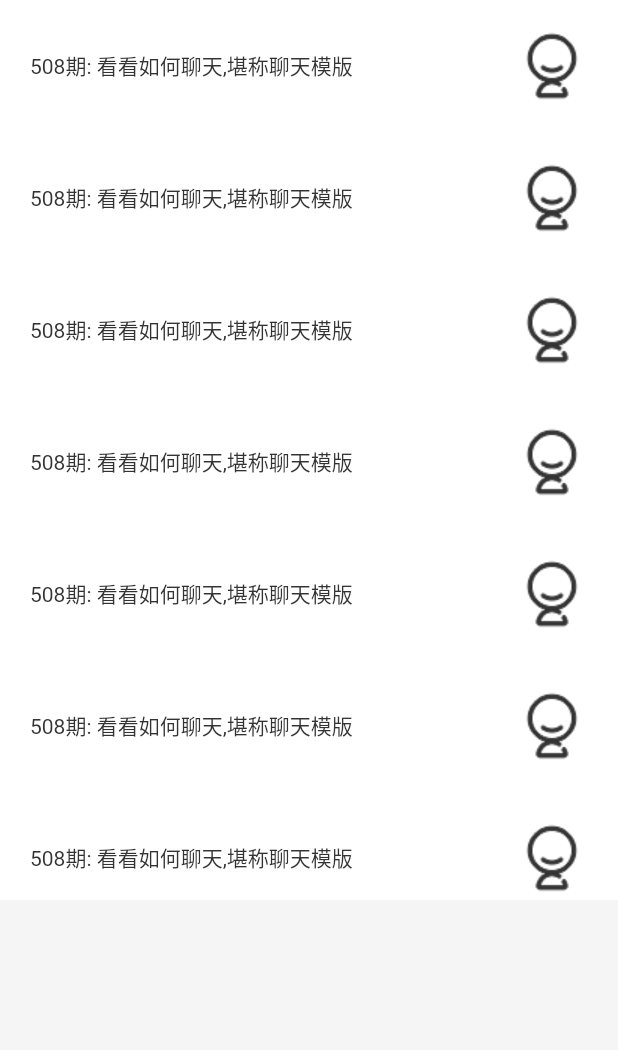
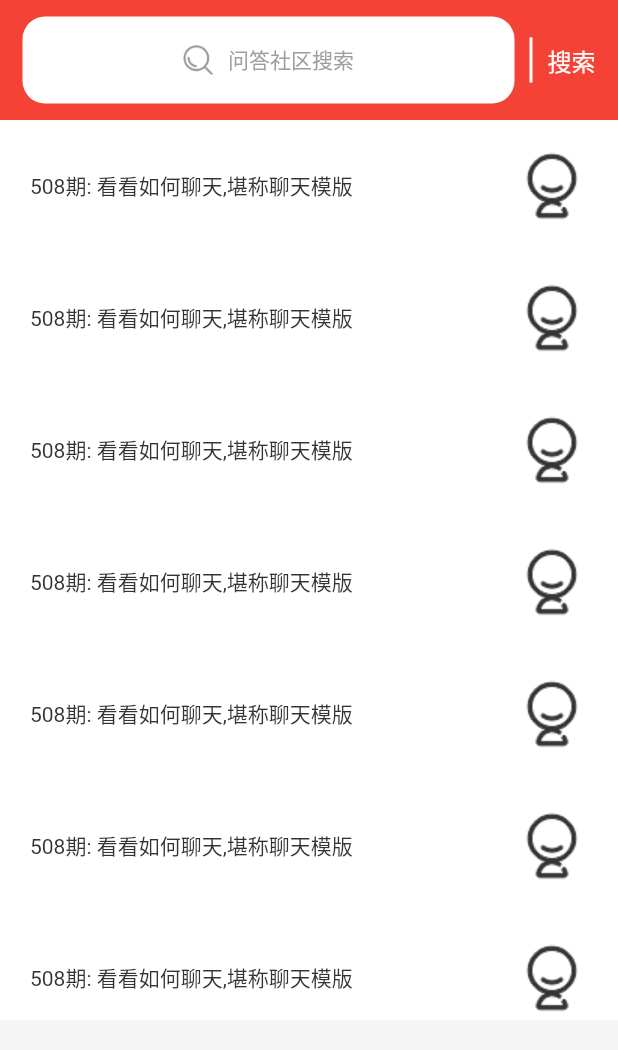
Before and after one commit to gongchaobin/flutter_LoveApp, a Flutter app: the CommunitySence screen opened directly, on a phone screen of 412 x 824 dp. Shown: the top 1050 px of the screen. Run offline on Flutter 3.47's test engine with Material 2 defaults, Android fonts, the phone set to English and light mode, and no system bars; our stand-ins replace cached_network_image, carousel_slider, dio, webview_flutter; network calls fail.

Commit message:
社区问答topbar编写

```diff
--- /dev/null
+++ b/lib/app/AppSize.dart
@@ -0,0 +1,6 @@
+
+class AppSize {
+
+  static double topBarHeight = 80.0;
+
+}
--- a/lib/community/CommunitySence.dart
+++ b/lib/community/CommunitySence.dart
@@ -3,6 +3,7 @@
 import 'package:flutter/material.dart';
 import 'package:love_app/app/AppColor.dart';
 import 'package:love_app/community/CommunityListView.dart';
+import 'package:love_app/community/CommunityTitleBar.dart';
 import 'package:love_app/util/screen.dart';
 
 class CommunitySence extends StatelessWidget {
@@ -10,6 +11,7 @@ class CommunitySence extends StatelessWidget {
   Widget build(BuildContext context) {
     // TODO: implement build
     return Scaffold(
+      appBar: CommunityTitleBar(),
       body: Container(
         color: AppColor.white,
         width: Screen.width,
--- /dev/null
+++ b/lib/community/CommunityTitleBar.dart
@@ -0,0 +1,84 @@
+
+import 'package:flutter/cupertino.dart';
+import 'package:flutter/material.dart';
+import 'package:love_app/app/AppSize.dart';
+import 'package:love_app/util/screen.dart';
+
+class CommunityTitleBar extends StatefulWidget implements PreferredSizeWidget {
+  @override
+  State<StatefulWidget> createState() {
+    // TODO: implement createState
+    return CommunityTitleBarState();
+  }
+
+  @override
+  // TODO: implement preferredSize
+  Size get preferredSize => new Size.fromHeight(AppSize.topBarHeight);
+
+}
+
+class CommunityTitleBarState extends State<CommunityTitleBar> {
+  @override
+  Widget build(BuildContext context) {
+    // TODO: implement build
+      return Container(
+        color: Colors.red,
+        height: AppSize.topBarHeight,
+        child: SafeArea(
+          top: true,
+          child: Container(
+            padding: EdgeInsets.only(right: 15,left: 15),
+            child: Row(
+              mainAxisAlignment: MainAxisAlignment.spaceBetween,
+              children: <Widget>[
+                Expanded(
+                  child: GestureDetector(
+                    child: Container(
+                      alignment: Alignment.center,
+                      width: 50,
+                      margin: EdgeInsets.only(top: 11,bottom: 11,right: 10),
+                      decoration: BoxDecoration(
+                        color: Colors.white,
+                        borderRadius: BorderRadius.circular(15),
+                      ),
+                      child: Row(
+                        mainAxisAlignment: MainAxisAlignment.center,
+                        children: <Widget>[
+                          Image.asset('images/icon_search.png',width: 20,height: 20,),
+                          Padding(padding: EdgeInsets.only(left: 5,right: 5)),
+                          Text("问答社区搜索",style: TextStyle(fontSize: 14,color:Colors.grey),)
+                        ],
+                      ),
+                    ),
+                    onTap: () {
+
+                    },
+                  )
+                ),
+                Container(
+                  height: 30,
+                  width: 2,
+                  color: Colors.white,
+                  padding: EdgeInsets.all(20),
+                ),
+                GestureDetector(
+                  child: Container(
+                    padding: EdgeInsets.only(left: 10),
+                    child: Text(
+                      "搜索",
+                      style: TextStyle(fontSize: 16,color: Colors.white),
+                    ),
+                  ),
+                  onTap: () {
+
+                  },
+                )
+              ],
+            ),
+          ),
+        ),
+      );
+
+  }
+
+}
```
Also changed, not shown: lib/widget/HeadTitleBar.dart (+75 -11 lines), images/icon_search.png (added).
